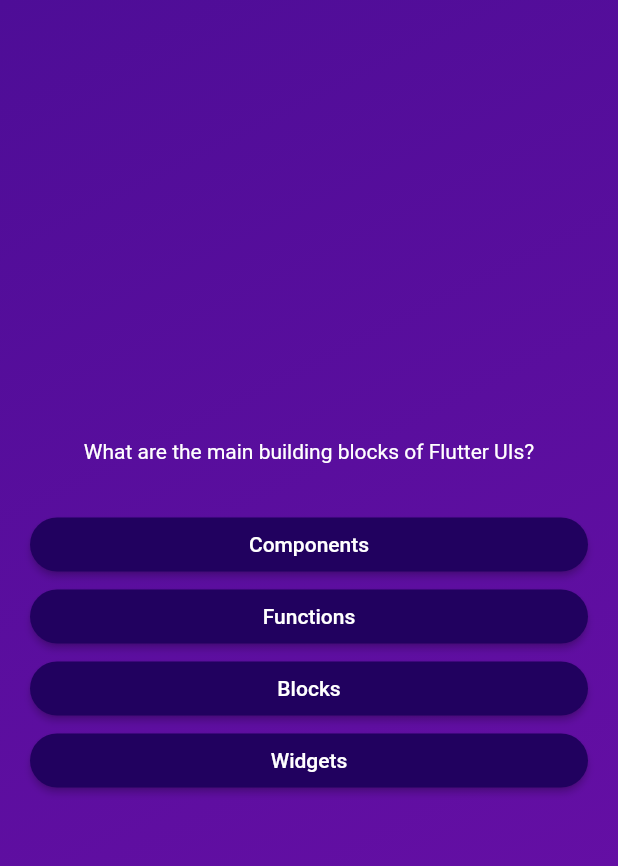
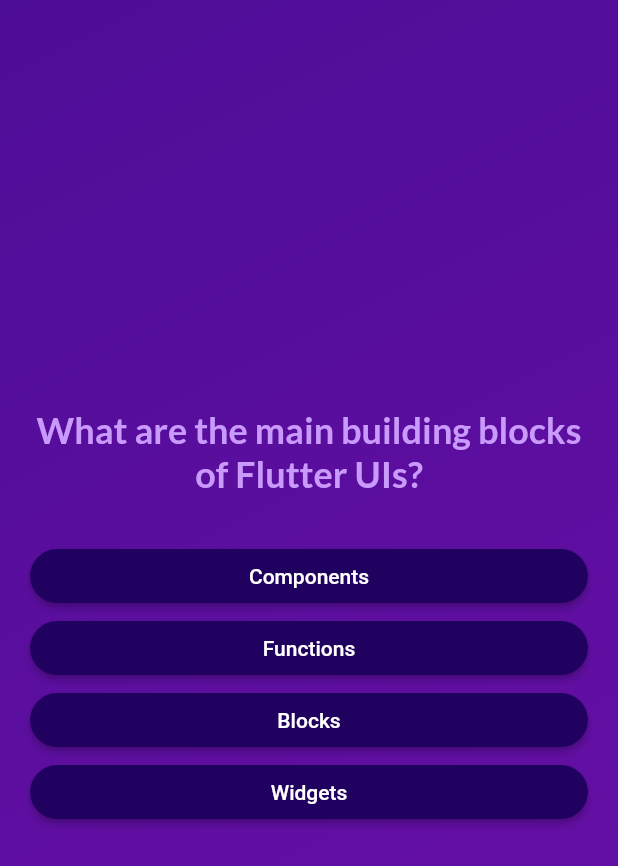
Before and after one commit to JG0328/quiz_app, a Flutter app: the screen it shows after launch, after a tap on "Start Quiz", on a phone screen of 412 x 824 dp. Shown: the top 866 px of the screen. Run offline on Flutter 3.47's test engine with Material 2 defaults, Android fonts, the phone set to English and light mode, and no system bars; our stand-ins replace google_fonts.

Commit message:
Added Google Fonts

```diff
--- a/lib/answer_button.dart
+++ b/lib/answer_button.dart
@@ -24,7 +24,10 @@ class AnswerButton extends StatelessWidget {
           shape: RoundedRectangleBorder(
             borderRadius: BorderRadius.circular(40),
           )),
-      child: Text(answerText),
+      child: Text(
+        answerText,
+        textAlign: TextAlign.center,
+      ),
     );
   }
 }
--- a/lib/questions_screen.dart
+++ b/lib/questions_screen.dart
@@ -1,4 +1,5 @@
 import 'package:flutter/material.dart';
+import 'package:google_fonts/google_fonts.dart';
 import 'package:quiz_app/answer_button.dart';
 
 import 'package:quiz_app/data/questions.dart';
@@ -35,8 +36,10 @@ class _QuestionsScreenState extends State<QuestionsScreen> {
           children: [
             Text(
               currentQuestion.text,
-              style: const TextStyle(
-                color: Colors.white,
+              style: GoogleFonts.lato(
+                color: const Color.fromARGB(255, 201, 153, 251),
+                fontSize: 24,
+                fontWeight: FontWeight.bold,
               ),
               textAlign: TextAlign.center,
             ),
--- a/lib/start_screen.dart
+++ b/lib/start_screen.dart
@@ -1,4 +1,5 @@
 import 'package:flutter/material.dart';
+import 'package:google_fonts/google_fonts.dart';
 
 class StartScreen extends StatelessWidget {
   const StartScreen(this.startQuiz, {super.key});
@@ -21,10 +22,10 @@ class StartScreen extends StatelessWidget {
           const SizedBox(
             height: 80,
           ),
-          const Text(
+          Text(
             'Learn Flutter the fun way!',
-            style: TextStyle(
-              color: Colors.white,
+            style: GoogleFonts.lato(
+              color: const Color.fromARGB(255, 237, 223, 252),
               fontSize: 24,
             ),
           ),
--- a/pubspec.yaml
+++ b/pubspec.yaml
@@ -35,6 +35,7 @@ dependencies:
   # The following adds the Cupertino Icons font to your application.
   # Use with the CupertinoIcons class for iOS style icons.
   cupertino_icons: ^1.0.2
+  google_fonts: ^5.1.0
 
 dev_dependencies:
   flutter_test:
```
Also changed, not shown: pubspec.lock, 1 other file.
